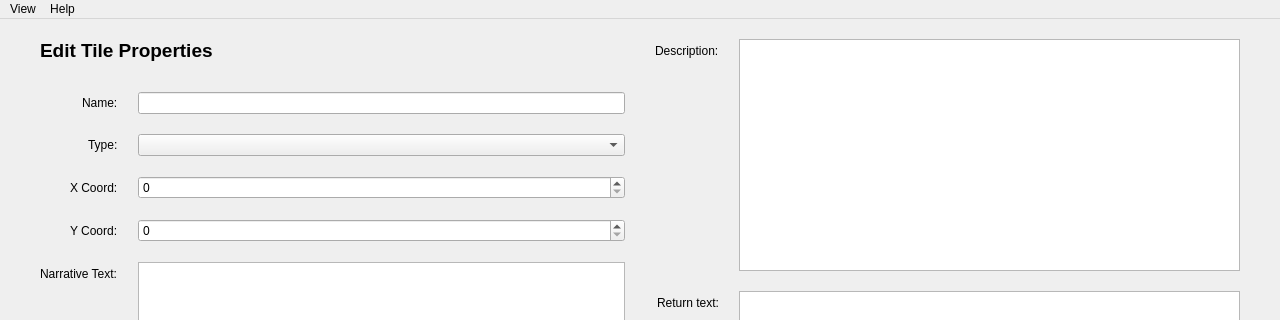
First picture: the form in UI_Layouts/editTileForm.ui, repository 20dj-kws-sdd/tbrpggepp, before the edit; both pictures show x 0 to 1280 and y 0 to 320 of the 1280 by 720 pixel window.
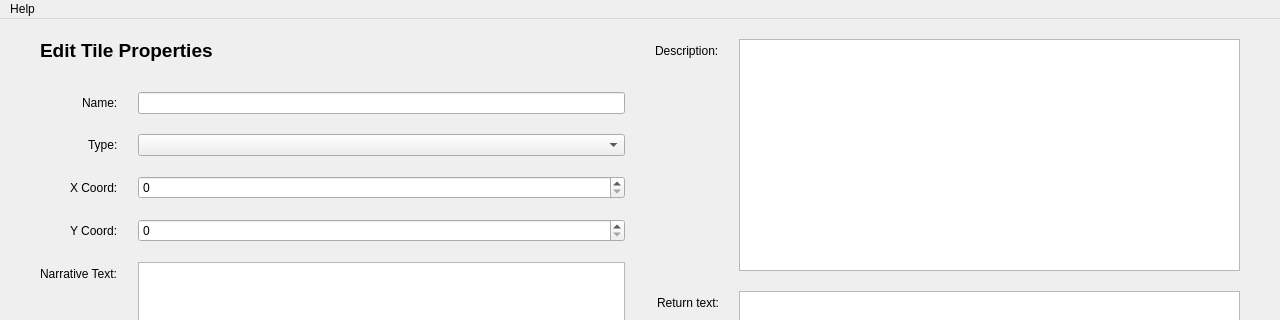
Second picture: the form after the edit.

Commit message: minor bug fix and remove 'view' from UI menu

What changed in the file:
```diff
--- a/UI_Layouts/editTileForm.ui
+++ b/UI_Layouts/editTileForm.ui
@@ -216,17 +216,11 @@
      <height>30</height>
     </rect>
    </property>
-   <widget class="QMenu" name="menuView">
-    <property name="title">
-     <string>View</string>
-    </property>
-   </widget>
    <widget class="QMenu" name="menuHelp">
     <property name="title">
      <string>Help</string>
     </property>
    </widget>
-   <addaction name="menuView"/>
    <addaction name="menuHelp"/>
   </widget>
   <action name="actionOpen_File">
```
The commit also changes 7 other files.
